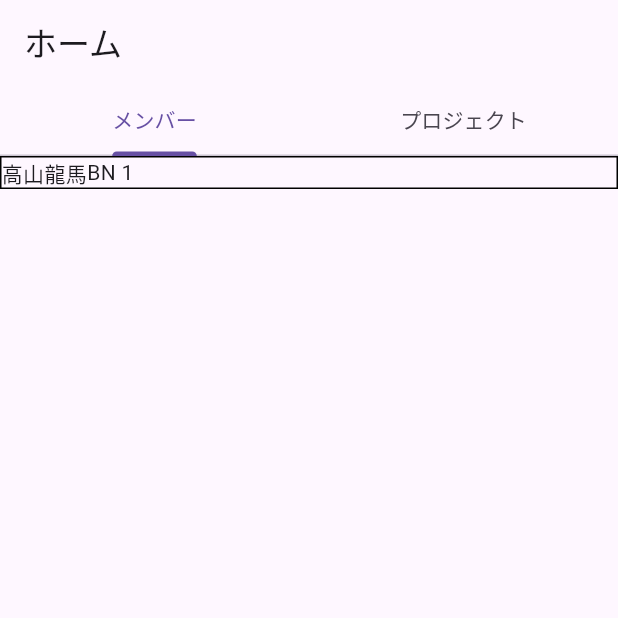
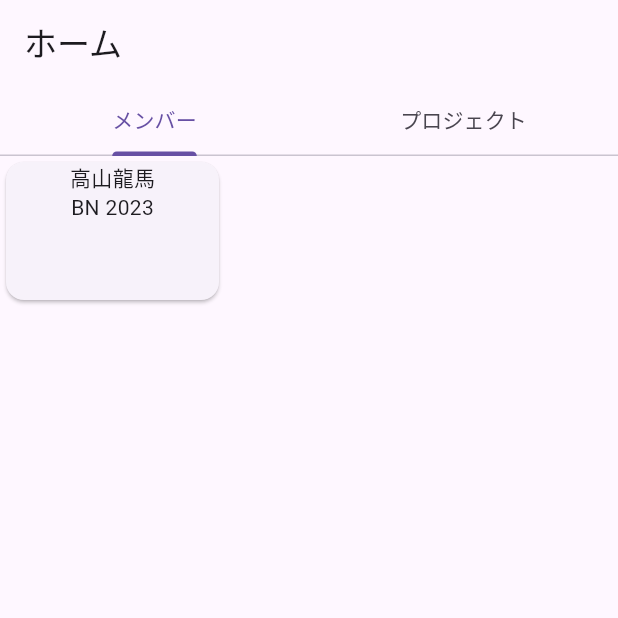
Before and after one commit to ryomar-kappa/adit, a Flutter app: the screen it shows after launch, on a phone screen of 412 x 824 dp, the top half of it. Run offline on Flutter 3.47's test engine with Material 3 defaults, Android fonts, the phone set to English and light mode, and no system bars; our stand-ins replace auto_route, flutter_hooks, freezed_annotation, hooks_riverpod.

Commit message:
メンバー一覧を改良

```diff
--- a/lib/repository/member_repository.dart
+++ b/lib/repository/member_repository.dart
@@ -8,7 +8,7 @@ import 'package:hooks_riverpod/hooks_riverpod.dart';
 
 final ryoma = Member(
     name: MemberName(fullName: '高山龍馬'),
-    bn: BN(yearOfJoined: 1),
+    bn: BN(yearOfJoined: 2023),
     awarenessLebel: AwarenessLebel(lebel: 1),
     mind: MindLebel(lebel: 1),
     id: HRID(hrid: '101284'));
--- a/lib/screen/member_list/member_list_view.dart
+++ b/lib/screen/member_list/member_list_view.dart
@@ -18,18 +18,38 @@ class MemberListView extends ConsumerWidget {
         children: [
           Expanded(
             child: SingleChildScrollView(
-              child: Column(
-                children: [
-                  for (final member in memberList)
-                    _memberRow(
+              child: Wrap(
+                children: memberList
+                    .map((member) => _memberCard(
                         member,
                         (member) => AutoRouter.of(context)
-                            .push(MemberDetailRoute(member: member)))
-                ],
+                            .push(MemberDetailRoute(member: member))))
+                    .toList(),
               ),
             ),
           ),
         ],
+      ),
+    );
+  }
+
+  Widget _memberCard(Member member, void Function(Member member) onTap) {
+    return GestureDetector(
+      behavior: HitTestBehavior.opaque,
+      onTap: () {
+        onTap(member);
+      },
+      child: SizedBox(
+        width: 150,
+        height: 100,
+        child: Card(
+          child: Column(
+            children: [
+              Text(member.name.fullName),
+              Text('BN ${member.bn.yearOfJoined.toString()}')
+            ],
+          ),
+        ),
       ),
     );
   }
```
